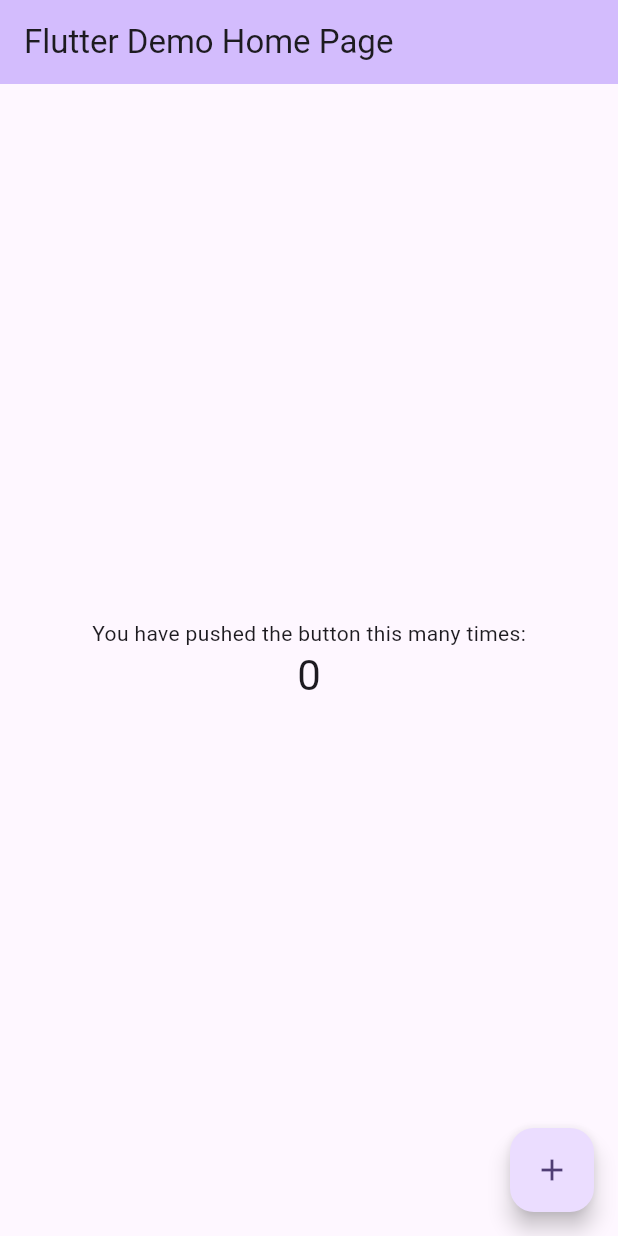
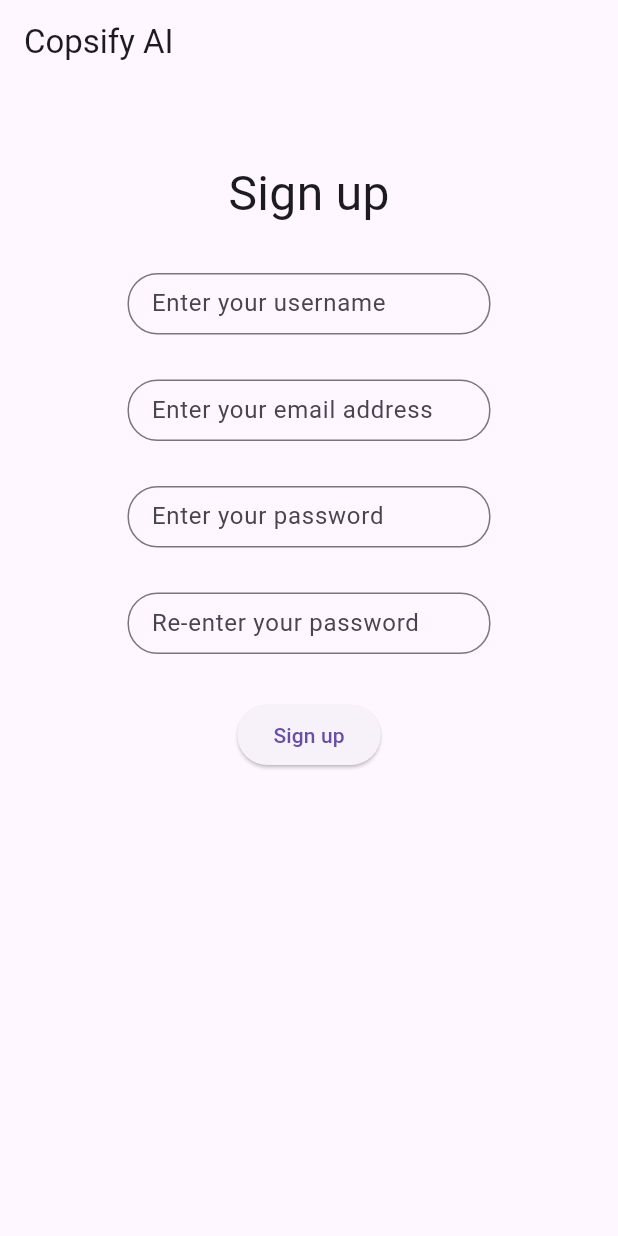
Before and after one commit to RagavanElavarasan/LegalChatBotApp, a Flutter app: the screen it shows after launch, on a phone screen of 412 x 824 dp. Run offline on Flutter 3.47's test engine with Material 3 defaults, Android fonts, the phone set to English and light mode, and no system bars; our stand-ins replace get.

Commit message:
login signup inital UI commited

```diff
--- a/frontend/lib/main.dart
+++ b/frontend/lib/main.dart
@@ -1,125 +1,20 @@
 import 'package:flutter/material.dart';
+import 'package:frontend/screens/signin/signin.dart'; // Importing the signin screen
+import 'package:frontend/screens/signup/signup.dart';
+import 'package:get/get.dart'; // GetX package for state management and navigation
 
 void main() {
-  runApp(const MyApp());
+  runApp(const MyApp()); // Entry point of the Flutter app
 }
 
 class MyApp extends StatelessWidget {
   const MyApp({super.key});
 
-  // This widget is the root of your application.
   @override
   Widget build(BuildContext context) {
-    return MaterialApp(
-      title: 'Flutter Demo',
-      theme: ThemeData(
-        // This is the theme of your application.
-        //
-        // TRY THIS: Try running your application with "flutter run". You'll see
-        // the application has a purple toolbar. Then, without quitting the app,
-        // try changing the seedColor in the colorScheme below to Colors.green
-        // and then invoke "hot reload" (save your changes or press the "hot
-        // reload" button in a Flutter-supported IDE, or press "r" if you used
-        // the command line to start the app).
-        //
-        // Notice that the counter didn't reset back to zero; the application
-        // state is not lost during the reload. To reset the state, use hot
-        // restart instead.
-        //
-        // This works for code too, not just values: Most code changes can be
-        // tested with just a hot reload.
-        colorScheme: ColorScheme.fromSeed(seedColor: Colors.deepPurple),
-        useMaterial3: true,
-      ),
-      home: const MyHomePage(title: 'Flutter Demo Home Page'),
+    return GetMaterialApp( // Using GetMaterialApp for GetX support
+      debugShowCheckedModeBanner: false, // Hides the debug banner
+      home: SignupPage() // Setting the initial page to SigninPage
     );
   }
 }
-
-class MyHomePage extends StatefulWidget {
-  const MyHomePage({super.key, required this.title});
-
-  // This widget is the home page of your application. It is stateful, meaning
-  // that it has a State object (defined below) that contains fields that affect
-  // how it looks.
-
-  // This class is the configuration for the state. It holds the values (in this
-  // case the title) provided by the parent (in this case the App widget) and
-  // used by the build method of the State. Fields in a Widget subclass are
-  // always marked "final".
-
-  final String title;
-
-  @override
-  State<MyHomePage> createState() => _MyHomePageState();
-}
-
-class _MyHomePageState extends State<MyHomePage> {
-  int _counter = 0;
-
-  void _incrementCounter() {
-    setState(() {
-      // This call to setState tells the Flutter framework that something has
-      // changed in this State, which causes it to rerun the build method below
-      // so that the display can reflect the updated values. If we changed
-      // _counter without calling setState(), then the build method would not be
-      // called again, and so nothing would appear to happen.
-      _counter++;
-    });
-  }
-
-  @override
-  Widget build(BuildContext context) {
-    // This method is rerun every time setState is called, for instance as done
-    // by the _incrementCounter method above.
-    //
-    // The Flutter framework has been optimized to make rerunning build methods
-    // fast, so that you can just rebuild anything that needs updating rather
-    // than having to individually change instances of widgets.
-    return Scaffold(
-      appBar: AppBar(
-        // TRY THIS: Try changing the color here to a specific color (to
-        // Colors.amber, perhaps?) and trigger a hot reload to see the AppBar
-        // change color while the other colors stay the same.
-        backgroundColor: Theme.of(context).colorScheme.inversePrimary,
-        // Here we take the value from the MyHomePage object that was created by
-        // the App.build method, and use it to set our appbar title.
-        title: Text(widget.title),
-      ),
-      body: Center(
-        // Center is a layout widget. It takes a single child and positions it
-        // in the middle of the parent.
-        child: Column(
-          // Column is also a layout widget. It takes a list of children and
-          // arranges them vertically. By default, it sizes itself to fit its
-          // children horizontally, and tries to be as tall as its parent.
-          //
-          // Column has various properties to control how it sizes itself and
-          // how it positions its children. Here we use mainAxisAlignment to
-          // center the children vertically; the main axis here is the vertical
-          // axis because Columns are vertical (the cross axis would be
-          // horizontal).
-          //
-          // TRY THIS: Invoke "debug painting" (choose the "Toggle Debug Paint"
-          // action in the IDE, or press "p" in the console), to see the
-          // wireframe for each widget.
-          mainAxisAlignment: MainAxisAlignment.center,
-          children: <Widget>[
-            const Text(
-              'You have pushed the button this many times:',
-            ),
-            Text(
-              '$_counter',
-              style: Theme.of(context).textTheme.headlineMedium,
-            ),
-          ],
-        ),
-      ),
-      floatingActionButton: FloatingActionButton(
-        onPressed: _incrementCounter,
-        tooltip: 'Increment',
-        child: const Icon(Icons.add),
-      ), // This trailing comma makes auto-formatting nicer for build methods.
-    );
-  }
-}
--- /dev/null
+++ b/frontend/lib/screens/signup/signup.dart
@@ -0,0 +1,160 @@
+import 'dart:convert';
+import 'package:flutter/material.dart';
+import 'package:frontend/screens/signin/signin.dart';
+import 'package:http/http.dart' as http;
+
+
+class SignupPage extends StatefulWidget {
+  const SignupPage({super.key});
+
+  @override
+  State<SignupPage> createState() => _SignupPageState();
+}
+
+class _SignupPageState extends State<SignupPage> {
+  final TextEditingController _usernameController = TextEditingController();
+  final TextEditingController _emailController = TextEditingController();
+  final TextEditingController _passwordController = TextEditingController();
+  final TextEditingController _confirmPasswordController = TextEditingController();
+
+  Future<void> _signup() async {
+    final String username = _usernameController.text.trim();
+    final String email = _emailController.text.trim();
+    final String password = _passwordController.text.trim();
+    final String confirmPassword = _confirmPasswordController.text.trim();
+
+    // Validation
+    if (username.isEmpty || email.isEmpty || password.isEmpty || confirmPassword.isEmpty) {
+      _showSnackbar("All fields are required.");
+      return;
+    }
+
+    if (password != confirmPassword) {
+      _showSnackbar("Passwords do not match.");
+      return;
+    }
+
+    try {
+      // Prepare the signup data payload
+      final Map<String, dynamic> signupPayload = {
+        "user_name": username,
+        "email": email,
+        "password": password,
+        "confirm_password": confirmPassword
+      };
+
+      // Make the POST request to your Flask backend
+      var response = await http.post(
+        Uri.parse('http://10.0.2.2:5001/signup'), // Adjust this with your server IP if needed
+        headers: {"Content-Type": "application/json"},
+        body: json.encode(signupPayload),
+      );
+
+      // Handle the response
+      if (response.statusCode == 201) {
+        // If signup is successful, navigate to ChatInterfacePage
+        Navigator.pushReplacement(
+          context,
+          MaterialPageRoute(builder: (context) => const SigninPage()),
+        );
+      } else {
+        // If signup failed, show the error message in the SnackBar
+        var responseBody = json.decode(response.body);
+        _showSnackbar(responseBody["error"] ?? "Signup failed. Try again.");
+      }
+    } catch (e) {
+      // Handle connection errors
+      _showSnackbar("An error occurred. Please try again.");
+      print('Error: $e');
+    }
+  }
+
+  void _showSnackbar(String message) {
+    final snackBar = SnackBar(content: Text(message));
+    ScaffoldMessenger.of(context).showSnackBar(snackBar);
+  }
+
+  @override
+  Widget build(BuildContext context) {
+    return Scaffold(
+      appBar: AppBar(
+        automaticallyImplyLeading: false,
+        title: const Text("Copsify AI"),
+      ),
+      body: Center(
+        child: Column(
+          children: [
+            const Padding(
+              padding: EdgeInsets.only(top: 50),
+              child: Text("Sign up", style: TextStyle(fontSize: 32)),
+            ),
+            const SizedBox(height: 30),
+            Container(
+              height: 41,
+              width: 242,
+              child: TextField(
+                controller: _usernameController,
+                decoration: InputDecoration(
+                  labelText: 'Enter your username',
+                  border: OutlineInputBorder(
+                    borderRadius: BorderRadius.circular(20),
+                  ),
+                ),
+              ),
+            ),
+            const SizedBox(height: 30),
+            Container(
+              height: 41,
+              width: 242,
+              child: TextField(
+                controller: _emailController,
+                keyboardType: TextInputType.emailAddress,
+                decoration: InputDecoration(
+                  labelText: 'Enter your email address',
+                  border: OutlineInputBorder(
+                    borderRadius: BorderRadius.circular(20),
+                  ),
+                ),
+              ),
+            ),
+            const SizedBox(height: 30),
+            Container(
+              height: 41,
+              width: 242,
+              child: TextField(
+                controller: _passwordController,
+                obscureText: true,  // Hide password text
+                decoration: InputDecoration(
+                  labelText: 'Enter your password',
+                  border: OutlineInputBorder(
+                    borderRadius: BorderRadius.circular(20),
+                  ),
+                ),
+              ),
+            ),
+            const SizedBox(height: 30),
+            Container(
+              height: 41,
+              width: 242,
+              child: TextField(
+                controller: _confirmPasswordController,
+                obscureText: true,  // Hide confirm password text
+                decoration: InputDecoration(
+                  labelText: 'Re-enter your password',
+                  border: OutlineInputBorder(
+                    borderRadius: BorderRadius.circular(20),
+                  ),
+                ),
+              ),
+            ),
+            const SizedBox(height: 30),
+            ElevatedButton(
+              onPressed: _signup, // Call the signup function
+              child: const Text("Sign up"),
+            ),
+          ],
+        ),
+      ),
+    );
+  }
+}
--- a/frontend/pubspec.yaml
+++ b/frontend/pubspec.yaml
@@ -35,6 +35,8 @@ dependencies:
   # The following adds the Cupertino Icons font to your application.
   # Use with the CupertinoIcons class for iOS style icons.
   cupertino_icons: ^1.0.8
+  get: ^4.6.6
+  http: ^1.2.2
 
 dev_dependencies:
   flutter_test:
```
Also changed, not shown: frontend/lib/screens/chat_interface/chat_interface.dart (added, +22 -0 lines), frontend/lib/screens/signin/signin.dart (added, +123 -0 lines), frontend/pubspec.lock.
